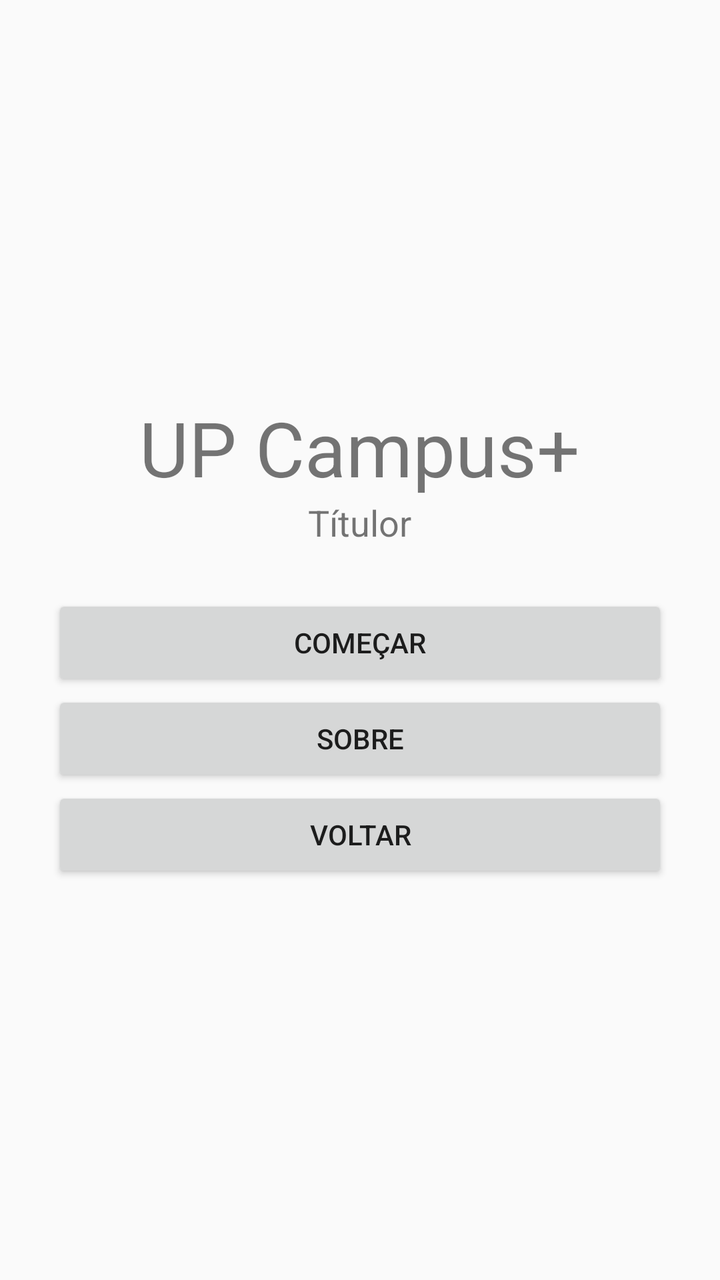
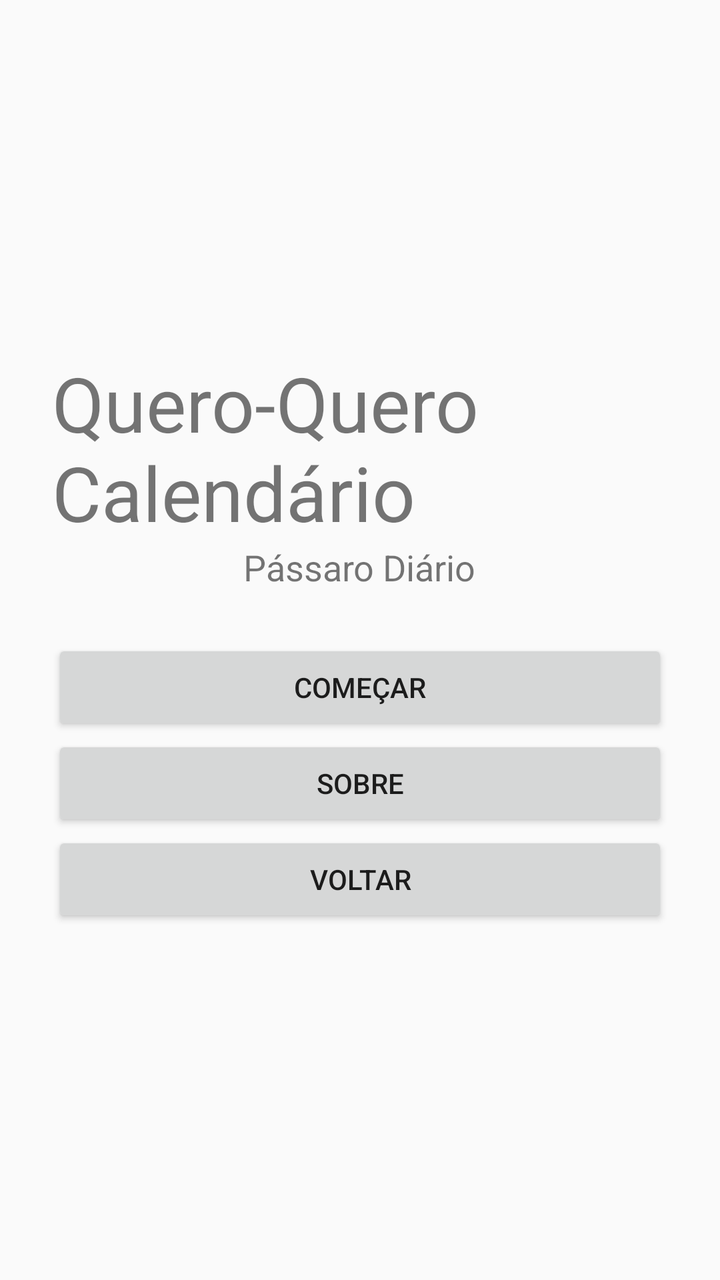

The first picture is an Android layout as it rendered before a commit; the second is the same layout after the commit. The layout source and the unified diff follow.
<!-- AndroidManifest.xml: application theme Theme.UPCampusPlus -->
<!-- res/layout/main_activity.xml -->
<?xml version="1.0" encoding="utf-8"?>
<LinearLayout
    xmlns:android="http://schemas.android.com/apk/res/android"
    android:layout_width="match_parent"
    android:layout_height="match_parent"
    android:orientation="vertical"
    android:padding="26dp"
    android:gravity="center">
    <TextView
        android:layout_width="wrap_content"
        android:layout_height="wrap_content"
        android:text="UP Campus+"
        android:textSize="38sp" />
    <TextView
        android:layout_width="wrap_content"
        android:layout_height="wrap_content"
        android:text="Títulor"
        android:textSize="18sp" />
    <Button
        android:id="@+id/btnComecar"
        android:layout_width="match_parent"
        android:layout_height="wrap_content"
        android:text="COMEÇAR"
        android:layout_marginTop="24dp" />

    <Button
        android:id="@+id/btnSobre"
        android:layout_width="match_parent"
        android:layout_height="wrap_content"
        android:text="SOBRE" />
    <Button
        android:id="@+id/btnVoltar"
        android:layout_width="match_parent"
        android:layout_height="wrap_content"
        android:text="VOLTAR" />
</LinearLayout>
<!-- resources referenced by this layout -->
<resources>
  <style name="Theme.UPCampusPlus" parent="android:Theme.Material.Light.NoActionBar" />
</resources>

<!-- the commit's change to res/layout/main_activity.xml (unified diff, before → after) -->
@@ -9,12 +9,12 @@
     <TextView
         android:layout_width="wrap_content"
         android:layout_height="wrap_content"
-        android:text="UP Campus+"
+        android:text="Quero-Quero Calendário"
         android:textSize="38sp" />
     <TextView
         android:layout_width="wrap_content"
         android:layout_height="wrap_content"
-        android:text="Títulor"
+        android:text="Pássaro Diário"
         android:textSize="18sp" />
     <Button
         android:id="@+id/btnComecar"
